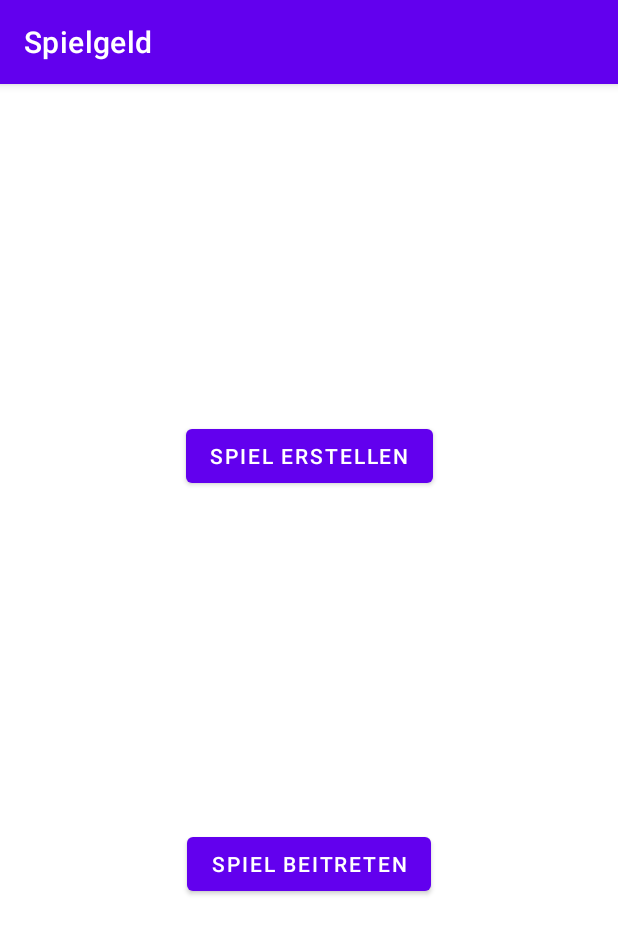
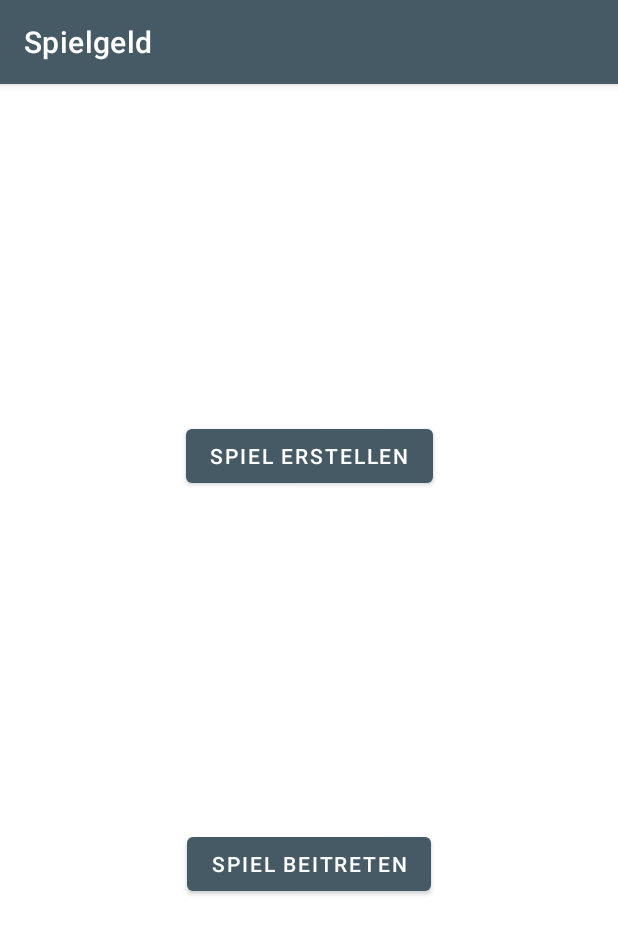
Before and after one commit to nico151999/play_money, an Android app: the screen it shows after launch (StartActivity), on a phone screen of 412 x 824 dp. Shown: the top 934 px of the screen. Run offline under Robolectric (Android 15) with nearby library versions, the phone set to English and light mode, and no system bars.

Commit message:
Update app colors
Changing the default colors to custom ones

```diff
--- a/app/src/main/res/values/colors.xml
+++ b/app/src/main/res/values/colors.xml
@@ -1,6 +1,6 @@
 <?xml version="1.0" encoding="utf-8"?>
 <resources>
-    <color name="colorPrimary">#6200EE</color>
-    <color name="colorPrimaryDark">#3700B3</color>
-    <color name="colorAccent">#03DAC5</color>
+    <color name="colorPrimary">#455a64</color>
+    <color name="colorPrimaryDark">#1c313a</color>
+    <color name="colorAccent">#1de9b6</color>
 </resources>
```
